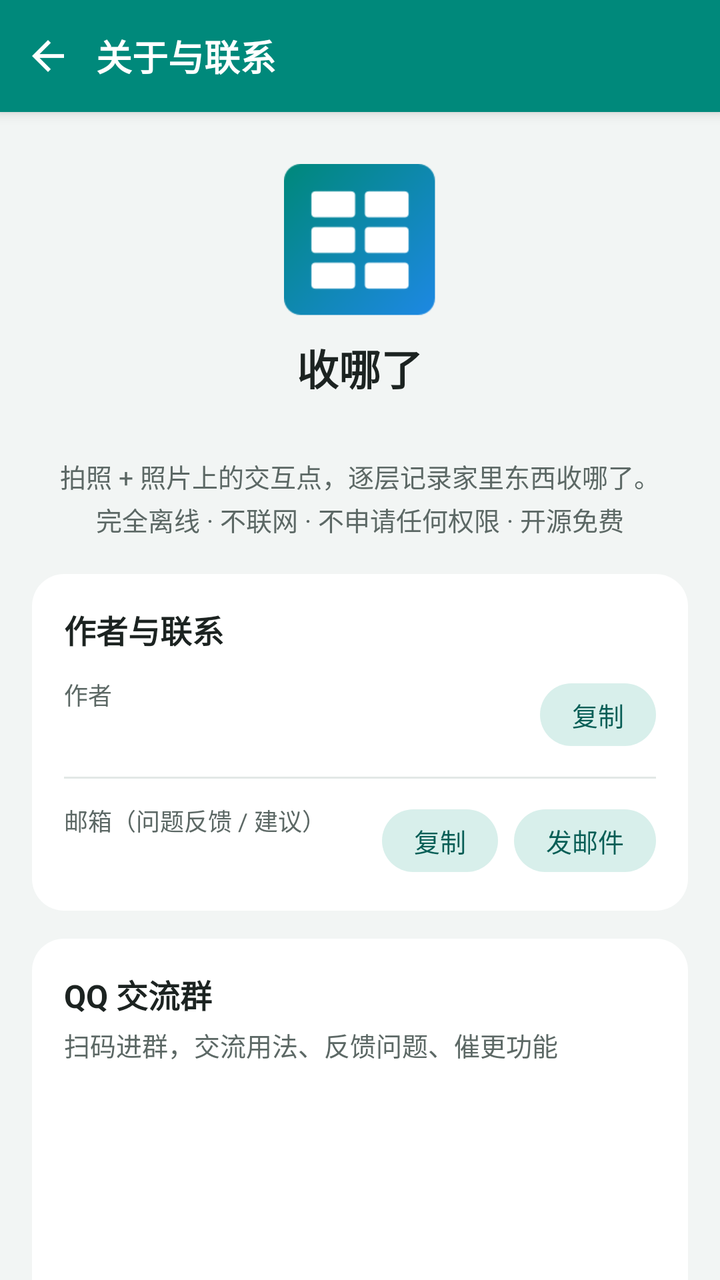
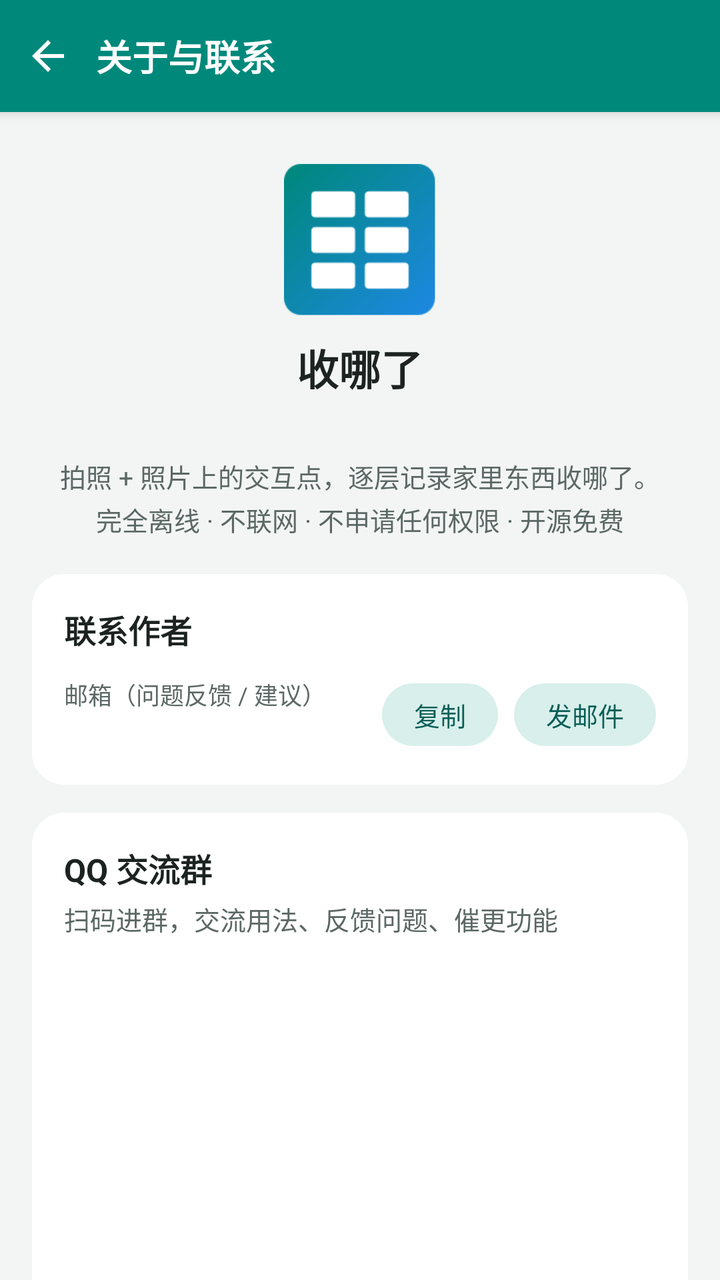

Screens rendered from an Android XML layout before and after an edit, with the pre-edit source and the edit as a unified diff.
<!-- AndroidManifest.xml: application theme AppTheme -->
<!-- res/layout/activity_about.xml -->
<?xml version="1.0" encoding="utf-8"?>
<LinearLayout xmlns:android="http://schemas.android.com/apk/res/android"
    android:layout_width="match_parent"
    android:layout_height="match_parent"
    android:orientation="vertical"
    android:background="@color/surface">

    <LinearLayout
        android:layout_width="match_parent"
        android:layout_height="56dp"
        android:orientation="horizontal"
        android:background="@color/headerBg"
        android:gravity="center_vertical"
        android:elevation="4dp">

        <ImageButton
            android:id="@+id/btnBack"
            android:layout_width="48dp"
            android:layout_height="match_parent"
            android:background="?android:attr/selectableItemBackgroundBorderless"
            android:scaleType="center"
            android:src="@drawable/ic_back"
            android:contentDescription="@string/cd_back" />

        <TextView
            android:layout_width="wrap_content"
            android:layout_height="wrap_content"
            android:text="@string/about_title"
            android:textColor="@color/onHeader"
            android:textSize="18sp"
            android:textStyle="bold" />
    </LinearLayout>

    <ScrollView
        android:layout_width="match_parent"
        android:layout_height="match_parent"
        android:scrollbars="none">

        <LinearLayout
            android:layout_width="match_parent"
            android:layout_height="wrap_content"
            android:orientation="vertical"
            android:padding="16dp">

            
            <LinearLayout
                android:layout_width="match_parent"
                android:layout_height="wrap_content"
                android:orientation="vertical"
                android:gravity="center"
                android:paddingTop="10dp"
                android:paddingBottom="18dp">

                <ImageView
                    android:layout_width="76dp"
                    android:layout_height="76dp"
                    android:src="@mipmap/ic_launcher"
                    android:contentDescription="@string/app_name" />

                <TextView
                    android:layout_width="wrap_content"
                    android:layout_height="wrap_content"
                    android:layout_marginTop="10dp"
                    android:text="@string/app_name"
                    android:textColor="@color/onSurface"
                    android:textSize="21sp"
                    android:textStyle="bold" />

                <TextView
                    android:id="@+id/tvVersion"
                    android:layout_width="wrap_content"
                    android:layout_height="wrap_content"
                    android:layout_marginTop="4dp"
                    android:textColor="@color/onSurfaceVariant"
                    android:textSize="13sp" />

                <TextView
                    android:layout_width="wrap_content"
                    android:layout_height="wrap_content"
                    android:layout_marginTop="8dp"
                    android:gravity="center"
                    android:lineSpacingExtra="3dp"
                    android:text="@string/about_tagline"
                    android:textColor="@color/onSurfaceVariant"
                    android:textSize="13sp" />
            </LinearLayout>

            
            <LinearLayout
                android:layout_width="match_parent"
                android:layout_height="wrap_content"
                android:orientation="vertical"
                android:background="@drawable/bg_card"
                android:padding="16dp">

                <TextView
                    android:layout_width="wrap_content"
                    android:layout_height="wrap_content"
                    android:text="@string/about_contact"
                    android:textColor="@color/onSurface"
                    android:textSize="16sp"
                    android:textStyle="bold" />

                <LinearLayout
                    android:layout_width="match_parent"
                    android:layout_height="wrap_content"
                    android:layout_marginTop="12dp"
                    android:orientation="horizontal"
                    android:gravity="center_vertical">

                    <LinearLayout
                        android:layout_width="0dp"
                        android:layout_height="wrap_content"
                        android:layout_weight="1"
                        android:orientation="vertical">

                        <TextView
                            android:layout_width="wrap_content"
                            android:layout_height="wrap_content"
                            android:text="@string/label_author"
                            android:textColor="@color/onSurfaceVariant"
                            android:textSize="12sp" />

                        <TextView
                            android:id="@+id/tvAuthor"
                            android:layout_width="wrap_content"
                            android:layout_height="wrap_content"
                            android:textColor="@color/onSurface"
                            android:textSize="15sp" />
                    </LinearLayout>

                    <TextView
                        android:id="@+id/btnCopyAuthor"
                        android:layout_width="wrap_content"
                        android:layout_height="wrap_content"
                        android:background="@drawable/bg_chip"
                        android:paddingLeft="16dp"
                        android:paddingRight="16dp"
                        android:paddingTop="6dp"
                        android:paddingBottom="6dp"
                        android:text="@string/btn_copy"
                        android:textColor="@color/chipText"
                        android:textSize="13sp" />
                </LinearLayout>

                <View
                    android:layout_width="match_parent"
                    android:layout_height="1dp"
                    android:layout_marginTop="12dp"
                    android:layout_marginBottom="12dp"
                    android:background="@color/divider" />

                <LinearLayout
                    android:layout_width="match_parent"
                    android:layout_height="wrap_content"
                    android:orientation="horizontal"
                    android:gravity="center_vertical">

                    <LinearLayout
                        android:layout_width="0dp"
                        android:layout_height="wrap_content"
                        android:layout_weight="1"
                        android:orientation="vertical">

                        <TextView
                            android:layout_width="wrap_content"
                            android:layout_height="wrap_content"
                            android:text="@string/label_email"
                            android:textColor="@color/onSurfaceVariant"
                            android:textSize="12sp" />

                        <TextView
                            android:id="@+id/tvEmail"
                            android:layout_width="wrap_content"
                            android:layout_height="wrap_content"
                            android:textColor="@color/onSurface"
                            android:textSize="15sp" />
                    </LinearLayout>

                    <TextView
                        android:id="@+id/btnCopyEmail"
                        android:layout_width="wrap_content"
                        android:layout_height="wrap_content"
                        android:background="@drawable/bg_chip"
                        android:paddingLeft="16dp"
                        android:paddingRight="16dp"
                        android:paddingTop="6dp"
                        android:paddingBottom="6dp"
                        android:text="@string/btn_copy"
                        android:textColor="@color/chipText"
                        android:textSize="13sp" />

                    <TextView
                        android:id="@+id/btnMail"
                        android:layout_width="wrap_content"
                        android:layout_height="wrap_content"
                        android:layout_marginLeft="8dp"
                        android:background="@drawable/bg_chip"
                        android:paddingLeft="16dp"
                        android:paddingRight="16dp"
                        android:paddingTop="6dp"
                        android:paddingBottom="6dp"
                        android:text="@string/btn_mail"
                        android:textColor="@color/chipText"
                        android:textSize="13sp" />
                </LinearLayout>
            </LinearLayout>

            
            <LinearLayout
                android:layout_width="match_parent"
                android:layout_height="wrap_content"
                android:layout_marginTop="14dp"
                android:orientation="vertical"
                android:background="@drawable/bg_card"
                android:padding="16dp">

                <TextView
                    android:layout_width="wrap_content"
                    android:layout_height="wrap_content"
                    android:text="@string/about_qq_title"
                    android:textColor="@color/onSurface"
                    android:textSize="16sp"
                    android:textStyle="bold" />

                <TextView
                    android:layout_width="wrap_content"
                    android:layout_height="wrap_content"
                    android:layout_marginTop="4dp"
                    android:text="@string/about_qq_sub"
                    android:textColor="@color/onSurfaceVariant"
                    android:textSize="13sp" />

                <ImageView
                    android:id="@+id/qrQQ"
                    android:layout_width="220dp"
                    android:layout_height="220dp"
                    android:layout_gravity="center_horizontal"
                    android:layout_marginTop="12dp"
                    android:scaleType="fitCenter"
                    android:contentDescription="@string/about_qq_title" />
            </LinearLayout>

            
            <LinearLayout
                android:layout_width="match_parent"
                android:layout_height="wrap_content"
                android:layout_marginTop="14dp"
                android:orientation="vertical"
                android:background="@drawable/bg_card"
                android:padding="16dp">

                <TextView
                    android:layout_width="wrap_content"
                    android:layout_height="wrap_content"
                    android:text="@string/about_donate_title"
                    android:textColor="@color/onSurface"
                    android:textSize="16sp"
                    android:textStyle="bold" />

                <TextView
                    android:layout_width="wrap_content"
                    android:layout_height="wrap_content"
                    android:layout_marginTop="4dp"
                    android:lineSpacingExtra="3dp"
                    android:text="@string/about_donate_sub"
                    android:textColor="@color/onSurfaceVariant"
                    android:textSize="13sp" />

                <ImageView
                    android:id="@+id/qrDonate"
                    android:layout_width="220dp"
                    android:layout_height="220dp"
                    android:layout_gravity="center_horizontal"
                    android:layout_marginTop="12dp"
                    android:scaleType="fitCenter"
                    android:contentDescription="@string/about_donate_title" />
            </LinearLayout>

            
            <LinearLayout
                android:layout_width="match_parent"
                android:layout_height="wrap_content"
                android:layout_marginTop="14dp"
                android:orientation="vertical"
                android:background="@drawable/bg_card"
                android:padding="16dp">

                <TextView
                    android:layout_width="wrap_content"
                    android:layout_height="wrap_content"
                    android:text="@string/about_license_title"
                    android:textColor="@color/onSurface"
                    android:textSize="16sp"
                    android:textStyle="bold" />

                <TextView
                    android:layout_width="wrap_content"
                    android:layout_height="wrap_content"
                    android:layout_marginTop="4dp"
                    android:text="@string/about_license_sub"
                    android:textColor="@color/onSurfaceVariant"
                    android:textSize="13sp" />

                <TextView
                    android:id="@+id/btnLicense"
                    android:layout_width="wrap_content"
                    android:layout_height="wrap_content"
                    android:layout_marginTop="12dp"
                    android:background="@drawable/bg_chip"
                    android:paddingLeft="16dp"
                    android:paddingRight="16dp"
                    android:paddingTop="6dp"
                    android:paddingBottom="6dp"
                    android:text="@string/btn_license"
                    android:textColor="@color/chipText"
                    android:textSize="13sp" />
            </LinearLayout>

            <TextView
                android:id="@+id/tvCopyright"
                android:layout_width="match_parent"
                android:layout_height="wrap_content"
                android:layout_marginTop="18dp"
                android:layout_marginBottom="10dp"
                android:gravity="center"
                android:textColor="@color/onSurfaceVariant"
                android:textSize="12sp" />
        </LinearLayout>
    </ScrollView>
</LinearLayout>
<!-- resources referenced by this layout -->
<resources>
  <color name="chipText">#085E56</color>
  <color name="divider">#E2E8E6</color>
  <color name="headerBg">#00897B</color>
  <color name="onHeader">#FFFFFF</color>
  <color name="onSurface">#1C2321</color>
  <color name="onSurfaceVariant">#5C6865</color>
  <color name="surface">#F2F5F4</color>
  <!-- drawable bg_card (drawable) -->
  <?xml version="1.0" encoding="utf-8"?>
  <shape xmlns:android="http://schemas.android.com/apk/res/android" android:shape="rectangle">
      <solid android:color="@color/cardBg" />
      <corners android:radius="16dp" />
  </shape>
  <!-- drawable bg_chip (drawable) -->
  <?xml version="1.0" encoding="utf-8"?>
  <ripple xmlns:android="http://schemas.android.com/apk/res/android"
      android:color="#26000000">
      <item>
          <shape android:shape="rectangle">
              <solid android:color="@color/chipBg" />
              <corners android:radius="16dp" />
          </shape>
      </item>
  </ripple>
  <!-- drawable ic_back (drawable) -->
  <?xml version="1.0" encoding="utf-8"?>
  <vector xmlns:android="http://schemas.android.com/apk/res/android"
      android:width="24dp" android:height="24dp"
      android:viewportWidth="24" android:viewportHeight="24">
      <path android:fillColor="#FFFFFFFF"
          android:pathData="M20,11H7.83l5.59,-5.59L12,4l-8,8 8,8 1.41,-1.41L7.83,13H20V11z" />
  </vector>
  <!-- mipmap ic_launcher: png bitmap (mipmap-hdpi, 2036 bytes) -->
  <string name="about_contact">作者与联系</string>
  <string name="about_donate_sub">如果这个小工具帮到了你，可以请作者喝杯咖啡 ☕\n（微信 / 支付宝扫一扫）</string>
  <string name="about_donate_title">赞助支持</string>
  <string name="about_license_sub">本应用以 MIT 协议开源：可自由使用、修改和分发，需保留版权声明。</string>
  <string name="about_license_title">开源协议</string>
  <string name="about_qq_sub">扫码进群，交流用法、反馈问题、催更功能</string>
  <string name="about_qq_title">QQ 交流群</string>
  <string name="about_tagline">拍照 + 照片上的交互点，逐层记录家里东西收哪了。\n完全离线 · 不联网 · 不申请任何权限 · 开源免费</string>
  <string name="about_title">关于与联系</string>
  <string name="app_name">收哪了</string>
  <string name="btn_copy">复制</string>
  <string name="btn_license">查看 MIT 协议全文</string>
  <string name="btn_mail">发邮件</string>
  <string name="cd_back">返回上一级</string>
  <string name="label_author">作者</string>
  <string name="label_email">邮箱（问题反馈 / 建议）</string>
  <style name="AppTheme" parent="@android:style/Theme.Material.Light.NoActionBar">
          <item name="android:colorPrimary">@color/primary</item>
          <item name="android:colorPrimaryDark">@color/statusBarBg</item>
          <item name="android:colorAccent">@color/dialogAccent</item>
          <item name="android:colorControlActivated">@color/dialogAccent</item>
          <item name="android:colorControlHighlight">@color/controlHighlight</item>
          <item name="android:statusBarColor">@color/statusBarBg</item>
          <item name="android:navigationBarColor">@color/navBarBg</item>
          <item name="android:windowBackground">@color/surface</item>
          <item name="android:textColorPrimary">@color/onSurface</item>
          <item name="android:textColorSecondary">@color/onSurfaceVariant</item>
          
          <item name="android:forceDarkAllowed">false</item>
          <item name="android:alertDialogTheme">@style/AppDialog</item>
      </style>
  <color name="cardBg">#FFFFFF</color>
  <color name="chipBg">#D8EFEB</color>
  <color name="primary">#00897B</color>
  <color name="statusBarBg">#00695C</color>
  <color name="dialogAccent">#00897B</color>
  <color name="controlHighlight">#1E00897B</color>
  <color name="navBarBg">#00695C</color>
  <style name="AppDialog" parent="@android:style/Theme.Material.Light.Dialog.Alert">
          <item name="android:colorAccent">@color/dialogAccent</item>
          <item name="android:colorControlActivated">@color/dialogAccent</item>
      </style>
</resources>

<!-- the commit's change to res/layout/activity_about.xml (unified diff, before → after) -->
@@ -105,54 +105,6 @@
                     android:layout_width="match_parent"
                     android:layout_height="wrap_content"
                     android:layout_marginTop="12dp"
-                    android:orientation="horizontal"
-                    android:gravity="center_vertical">
-
-                    <LinearLayout
-                        android:layout_width="0dp"
-                        android:layout_height="wrap_content"
-                        android:layout_weight="1"
-                        android:orientation="vertical">
-
-                        <TextView
-                            android:layout_width="wrap_content"
-                            android:layout_height="wrap_content"
-                            android:text="@string/label_author"
-                            android:textColor="@color/onSurfaceVariant"
-                            android:textSize="12sp" />
-
-                        <TextView
-                            android:id="@+id/tvAuthor"
-                            android:layout_width="wrap_content"
-                            android:layout_height="wrap_content"
-                            android:textColor="@color/onSurface"
-                            android:textSize="15sp" />
-                    </LinearLayout>
-
-                    <TextView
-                        android:id="@+id/btnCopyAuthor"
-                        android:layout_width="wrap_content"
-                        android:layout_height="wrap_content"
-                        android:background="@drawable/bg_chip"
-                        android:paddingLeft="16dp"
-                        android:paddingRight="16dp"
-                        android:paddingTop="6dp"
-                        android:paddingBottom="6dp"
-                        android:text="@string/btn_copy"
-                        android:textColor="@color/chipText"
-                        android:textSize="13sp" />
-                </LinearLayout>
-
-                <View
-                    android:layout_width="match_parent"
-                    android:layout_height="1dp"
-                    android:layout_marginTop="12dp"
-                    android:layout_marginBottom="12dp"
-                    android:background="@color/divider" />
-
-                <LinearLayout
-                    android:layout_width="match_parent"
-                    android:layout_height="wrap_content"
                     android:orientation="horizontal"
                     android:gravity="center_vertical">
 
<!-- resource entries referenced after the edit -->
@@ -1,7 +1,6 @@
 <!-- resources referenced by this layout -->
 <resources>
   <color name="chipText">#085E56</color>
-  <color name="divider">#E2E8E6</color>
   <color name="headerBg">#00897B</color>
   <color name="onHeader">#FFFFFF</color>
   <color name="onSurface">#1C2321</color>
@@ -33,7 +32,7 @@
           android:pathData="M20,11H7.83l5.59,-5.59L12,4l-8,8 8,8 1.41,-1.41L7.83,13H20V11z" />
   </vector>
   <!-- mipmap ic_launcher: png bitmap (mipmap-hdpi, 2036 bytes) -->
-  <string name="about_contact">作者与联系</string>
+  <string name="about_contact">联系作者</string>
   <string name="about_donate_sub">如果这个小工具帮到了你，可以请作者喝杯咖啡 ☕\n（微信 / 支付宝扫一扫）</string>
   <string name="about_donate_title">赞助支持</string>
   <string name="about_license_sub">本应用以 MIT 协议开源：可自由使用、修改和分发，需保留版权声明。</string>
@@ -47,7 +46,6 @@
   <string name="btn_license">查看 MIT 协议全文</string>
   <string name="btn_mail">发邮件</string>
   <string name="cd_back">返回上一级</string>
-  <string name="label_author">作者</string>
   <string name="label_email">邮箱（问题反馈 / 建议）</string>
   <style name="AppTheme" parent="@android:style/Theme.Material.Light.NoActionBar">
           <item name="android:colorPrimary">@color/primary</item>
